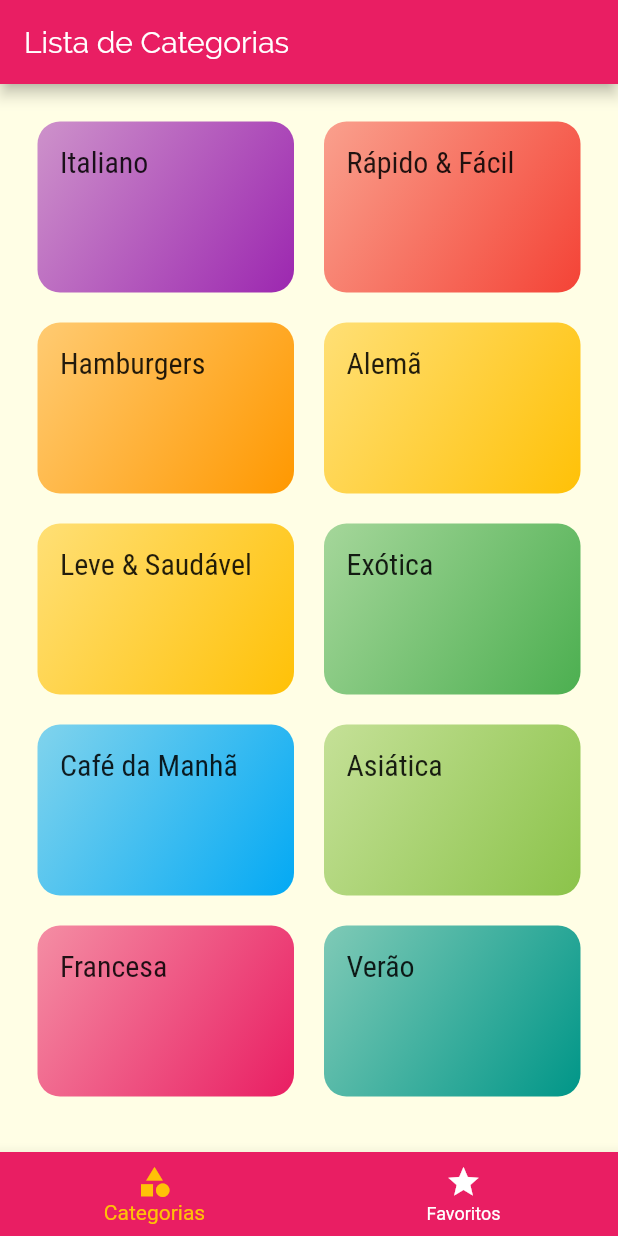
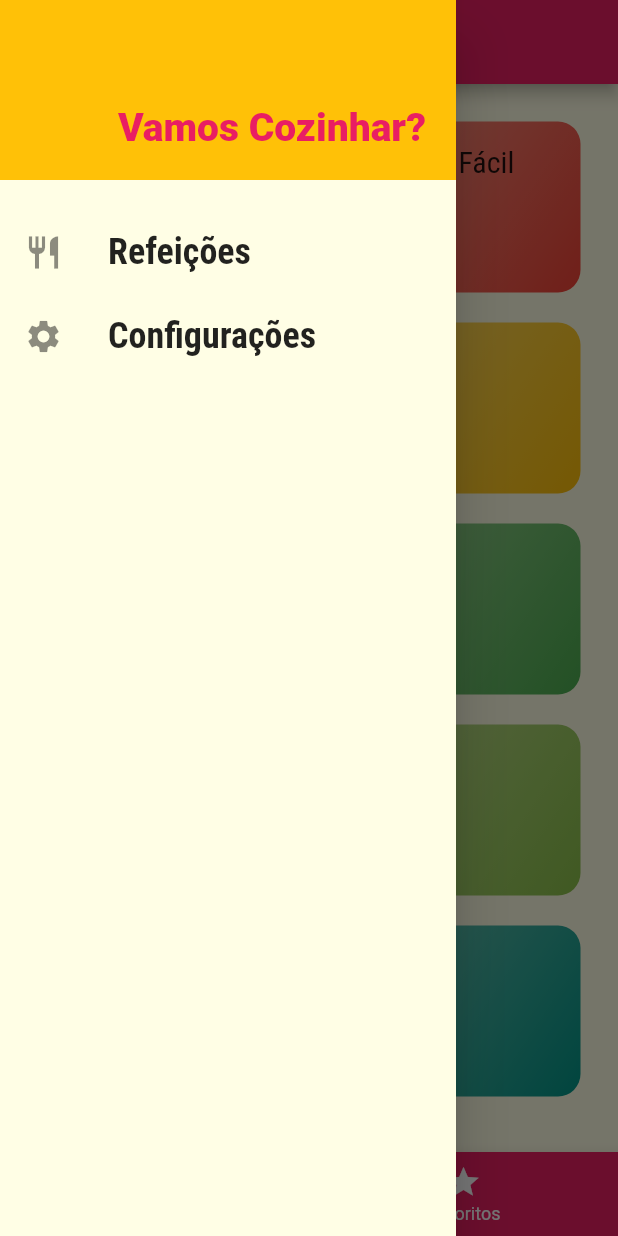
Before and after one commit to rcoproc/flutter_screens, a Flutter app: the screen it shows after launch, with the side drawer open (before the commit the screen has no drawer), on a phone screen of 412 x 824 dp. Run offline on Flutter 3.47's test engine with Material 2 defaults, Android fonts, the phone set to English and light mode, and no system bars.

Commit message:
Add left Drawer

```diff
--- /dev/null
+++ b/lib/components/main_drawer.dart
@@ -0,0 +1,52 @@
+import 'package:flutter/material.dart';
+import '../utils/app_routes.dart';
+
+class MainDrawer extends StatelessWidget {
+  Widget _createItem(IconData icon, String label, Function onTap) {
+    return ListTile(
+      leading: Icon(icon, size: 26),
+      title: Text(label,
+          style: TextStyle(
+            fontFamily: 'RobotoCondensed',
+            fontSize: 24,
+            fontWeight: FontWeight.bold,
+          )),
+      onTap: onTap,
+    );
+  }
+
+  @override
+  Widget build(BuildContext context) {
+    return Drawer(
+        child: Column(
+      children: <Widget>[
+        Container(
+          height: 120,
+          width: double.infinity,
+          padding: EdgeInsets.all(20),
+          color: Theme.of(context).accentColor,
+          alignment: Alignment.bottomRight,
+          child: Text(
+            'Vamos Cozinhar?',
+            style: TextStyle(
+              fontWeight: FontWeight.w900,
+              fontSize: 26,
+              color: Theme.of(context).primaryColor,
+            ),
+          ),
+        ),
+        SizedBox(height: 20),
+        _createItem(
+          Icons.restaurant,
+          'Refeições',
+          () => Navigator.of(context).pushNamed(AppRoutes.HOME),
+        ),
+        _createItem(
+          Icons.settings,
+          'Configurações',
+          () => Navigator.of(context).pushNamed(AppRoutes.SETTINGS),
+        )
+      ],
+    ));
+  }
+}
--- a/lib/main.dart
+++ b/lib/main.dart
@@ -1,9 +1,9 @@
 import 'package:flutter/material.dart';
-import 'package:screens/screens/categories_screen.dart';
 import 'screens/categories_meals_screen.dart';
 import 'screens/meal_detail_screen.dart';
 import 'utils/app_routes.dart';
 import 'screens/tabs_screen.dart';
+import 'screens/settings_screen.dart';
 
 void main() => runApp(MyApp());
 
@@ -28,6 +28,7 @@
         AppRoutes.HOME: (ctx) => TabsScreen(),
         AppRoutes.CATEGORIES_MEALS: (ctx) => CategoriesMealsScreen(),
         AppRoutes.MEAL_DETAIL: (ctx) => MealDetailScreen(),
+        AppRoutes.SETTINGS: (ctx) => SetttingsScreen(),
       },
       // onGenerateRoute: (settings){
       //   if(settings.name == '/alguma-coisa') {
--- /dev/null
+++ b/lib/screens/settings_screen.dart
@@ -0,0 +1,15 @@
+import 'package:flutter/material.dart';
+
+class SetttingsScreen extends StatelessWidget {
+  @override
+  Widget build(BuildContext context) {
+    return Scaffold(
+      appBar: AppBar(
+          title: Text('Configurações'),
+      ),
+      body: Center(
+         child: Text('Configurações'),
+      ),
+    );
+  }
+}
--- a/lib/screens/tabs_screen.dart
+++ b/lib/screens/tabs_screen.dart
@@ -1,6 +1,7 @@
 import 'package:flutter/material.dart';
 import 'categories_screen.dart';
 import 'favorite_screen.dart';
+import '../components/main_drawer.dart';
 
 class TabsScreen extends StatefulWidget {
   @override
@@ -53,6 +54,7 @@
           _screens[_selectedScreenIndex]['title'],
         ),
       ),
+      drawer: MainDrawer(),
       body: _screens[_selectedScreenIndex]['screen'],
       bottomNavigationBar: BottomNavigationBar(
         onTap: _selectScreen,
--- a/lib/utils/app_routes.dart
+++ b/lib/utils/app_routes.dart
@@ -2,4 +2,5 @@
   static const HOME = '/';
   static const CATEGORIES_MEALS = '/categories-meals';
   static const MEAL_DETAIL = '/meal-detail';
+  static const SETTINGS = '/settings';
 }
```
